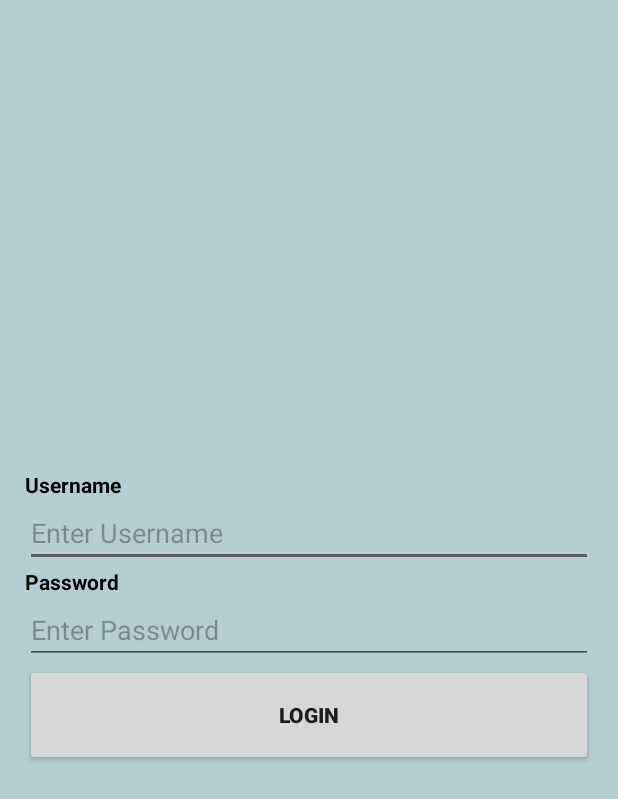
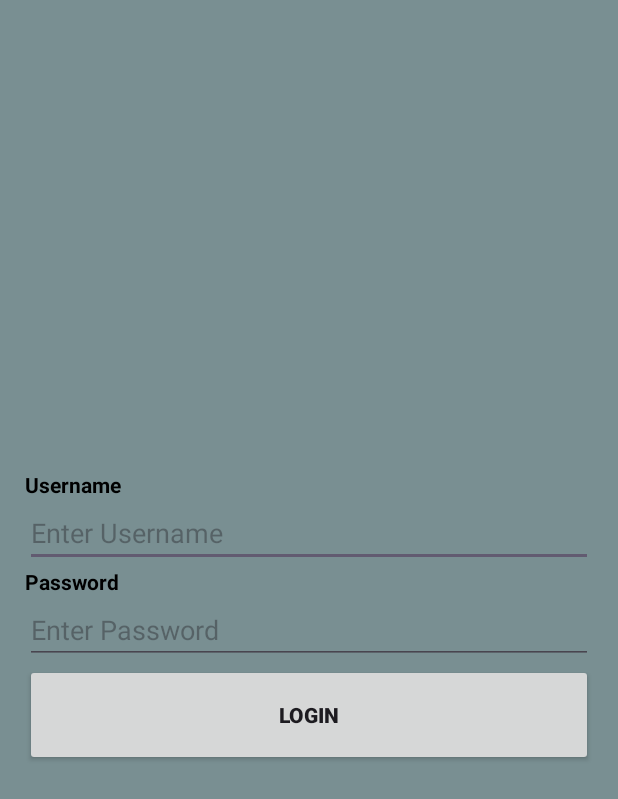
Before and after one commit to KK13krish/Entry-Log, an Android app: the screen it shows after launch (MainActivity), on a phone screen of 412 x 824 dp. Shown: the top 799 px of the screen. Run offline under Robolectric (Android 15) with nearby library versions, the phone set to English and light mode, and no system bars.

Commit message:
colour change

```diff
--- a/app/src/main/res/layout/activity_main.xml
+++ b/app/src/main/res/layout/activity_main.xml
@@ -3,7 +3,7 @@
     android:orientation="vertical"
     android:padding="25px"
     android:gravity="center"
-    android:background="#B4CED1"
+    android:background="#798F92"
     xmlns:android="http://schemas.android.com/apk/res/android">
     <TextView
         android:layout_width="match_parent"
```
